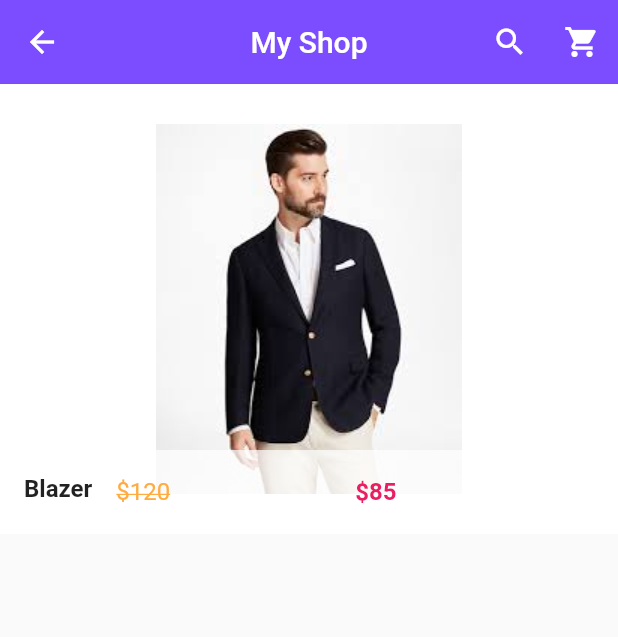
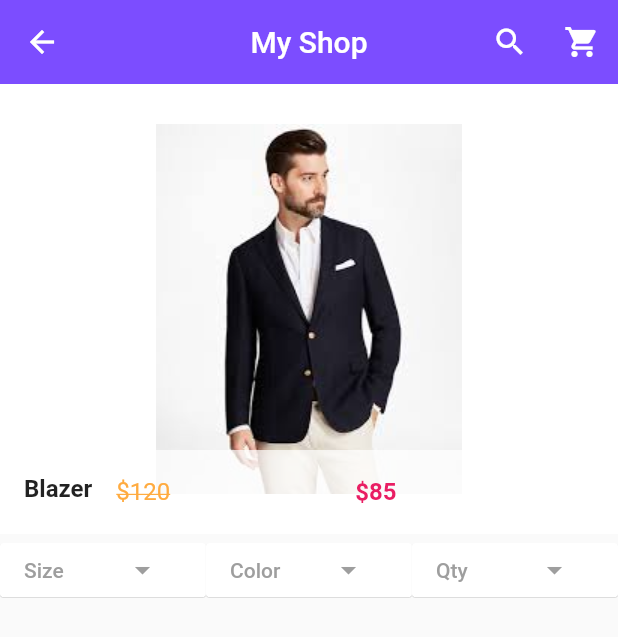
Before and after one commit to Darshana97/E-Commerce_Flutter_App, a Flutter app: the screen it shows after launch, after a tap on "Blazer", on a phone screen of 412 x 824 dp. Shown: the top 637 px of the screen. Run offline on Flutter 3.47's test engine with Material 2 defaults, Android fonts, the phone set to English and light mode, and no system bars; our stand-ins replace carousel_pro.

Commit message:
products details lists

```diff
--- a/lib/pages/product_details.dart
+++ b/lib/pages/product_details.dart
@@ -52,18 +52,75 @@ class _ProductDetailsState extends State<ProductDetails> {
               footer: Container(
                 color: Colors.white70,
                 child: ListTile(
-                  leading: Text(widget.product_detail_name,style: TextStyle(fontWeight: FontWeight.bold,fontSize: 16.0),),
+                  leading: Text(
+                    widget.product_detail_name,
+                    style:
+                        TextStyle(fontWeight: FontWeight.bold, fontSize: 16.0),
+                  ),
                   title: Row(
                     children: <Widget>[
-                      Expanded(child: Text("\$${widget.product_detail_old_price}",style: TextStyle(color: Colors.orangeAccent,decoration: TextDecoration.lineThrough),)),
-                      Expanded(child: Text("\$${widget.product_detail_new_price}",style: TextStyle(fontWeight: FontWeight.bold,color: Colors.pink),))
-
+                      Expanded(
+                          child: Text(
+                        "\$${widget.product_detail_old_price}",
+                        style: TextStyle(
+                            color: Colors.orangeAccent,
+                            decoration: TextDecoration.lineThrough),
+                      )),
+                      Expanded(
+                          child: Text(
+                        "\$${widget.product_detail_new_price}",
+                        style: TextStyle(
+                            fontWeight: FontWeight.bold, color: Colors.pink),
+                      ))
                     ],
                   ),
                 ),
               ),
             ),
           ),
+          Row(
+            children: <Widget>[
+              Expanded(
+                  child: MaterialButton(
+                onPressed: () {},
+                color: Colors.white,
+                textColor: Colors.grey,
+                    elevation: 0.2,
+                child: Row(
+                  children: <Widget>[
+                    Expanded(child: Text("Size")),
+                    Expanded(child: Icon(Icons.arrow_drop_down))
+                  ],
+                ),
+              )),
+              Expanded(
+                  child: MaterialButton(
+                    onPressed: () {},
+                    color: Colors.white,
+                    textColor: Colors.grey,
+                    elevation: 0.2,
+                    child: Row(
+                      children: <Widget>[
+                        Expanded(child: Text("Color")),
+                        Expanded(child: Icon(Icons.arrow_drop_down))
+                      ],
+                    ),
+                  )),
+              Expanded(
+                  child: MaterialButton(
+                    onPressed: () {},
+                    color: Colors.white,
+                    textColor: Colors.grey,
+                    elevation: 0.2,
+                    child: Row(
+                      children: <Widget>[
+                        Expanded(child: Text("Qty")),
+                        Expanded(child: Icon(Icons.arrow_drop_down))
+                      ],
+                    ),
+                  ))
+            ],
+          )
         ],
       ),
     );
```
